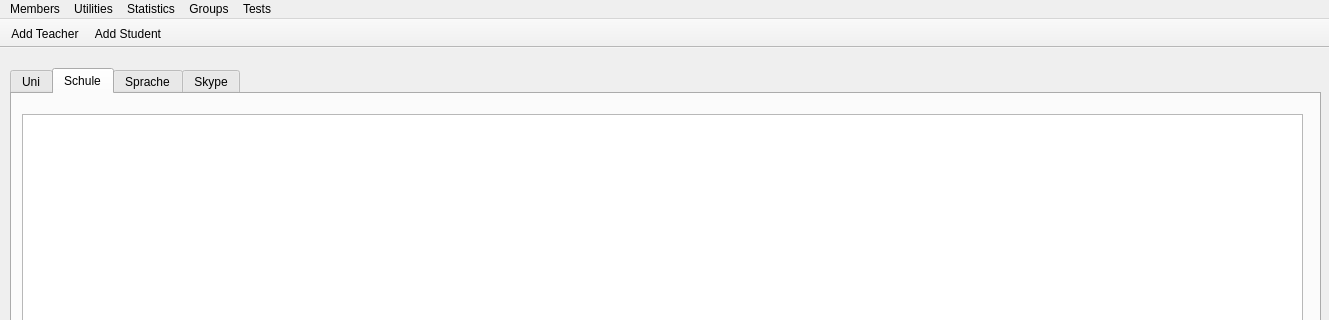
The window that General/mainwindow.ui (MrRisoni/Gauss) describes before a commit, drawn with Qt 5; both pictures show x 0 to 1329 and y 0 to 320 of the 1329 by 684 pixel window.
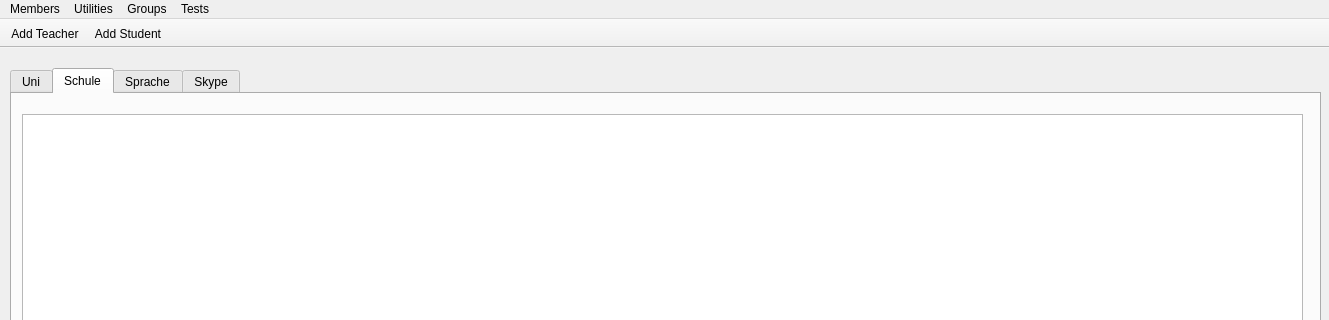
The same window after the commit. Icons and pictures are not drawn.

What changed in the file:
```diff
--- a/General/mainwindow.ui
+++ b/General/mainwindow.ui
@@ -126,14 +126,6 @@
     <addaction name="actionManage_Langugages"/>
     <addaction name="actionManage_Kassen"/>
     <addaction name="actionManage_Diplomas"/>
-    <addaction name="menuReceipts"/>
-   </widget>
-   <widget class="QMenu" name="menuStatistics">
-    <property name="title">
-     <string>Statistics</string>
-    </property>
-    <addaction name="actionTest_Plot"/>
-    <addaction name="actionMachine_Learning"/>
    </widget>
    <widget class="QMenu" name="menuGroups">
     <property name="title">
@@ -155,7 +147,6 @@
    </widget>
    <addaction name="menuMembers"/>
    <addaction name="menuUtilities"/>
-   <addaction name="menuStatistics"/>
    <addaction name="menuGroups"/>
    <addaction name="menuTests"/>
   </widget>
```
Left out of the diff: 7 changed lines with no effect on the pictures.
